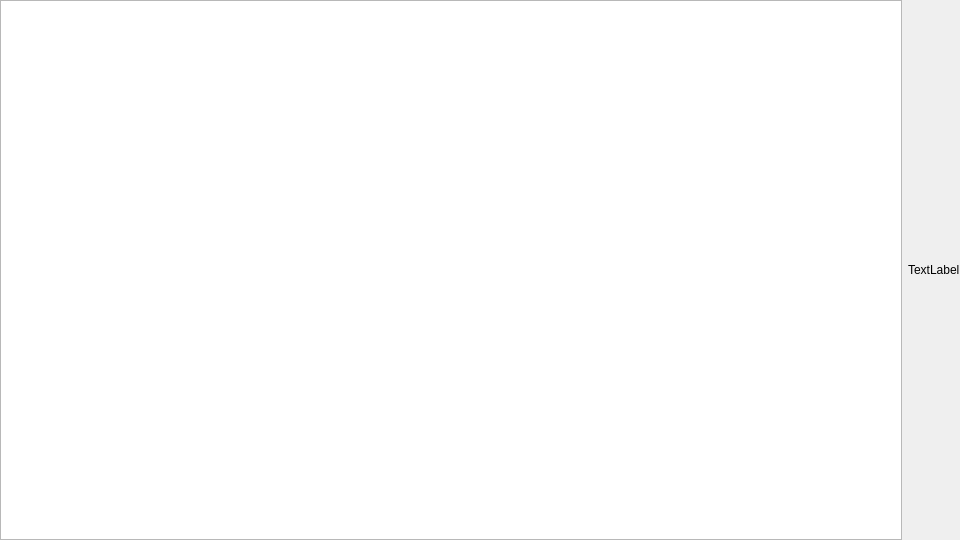
This is src/mainwindow.ui in minmin260558/pd2-Angrybird as Qt 5 draws it before an edit. The edited form follows.
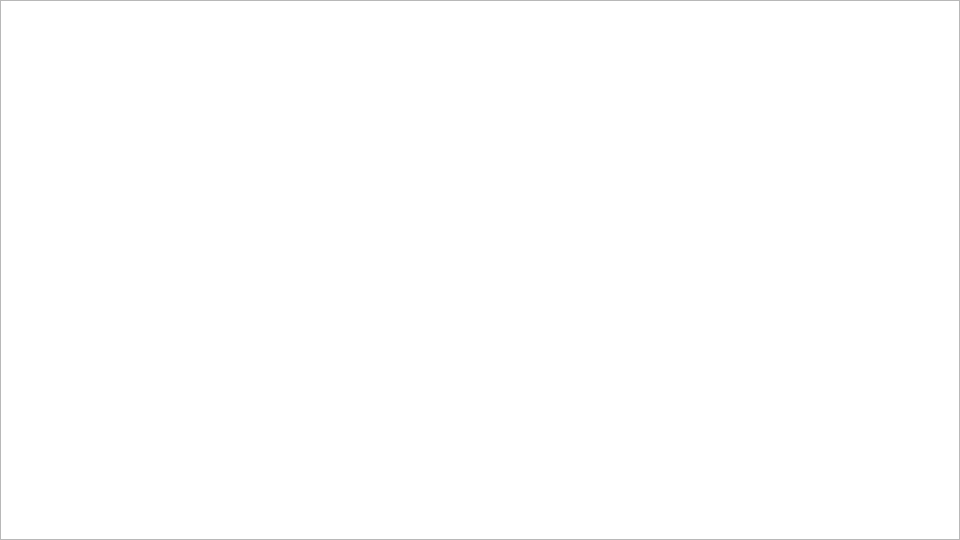
This is the edited form.

Diff of the .ui file:
```diff
--- a/src/mainwindow.ui
+++ b/src/mainwindow.ui
@@ -51,13 +51,6 @@
     <item>
      <widget class="QGraphicsView" name="graphicsView"/>
     </item>
-    <item>
-     <widget class="QLabel" name="birdnum">
-      <property name="text">
-       <string>TextLabel</string>
-      </property>
-     </widget>
-    </item>
    </layout>
   </widget>
  </widget>
```
